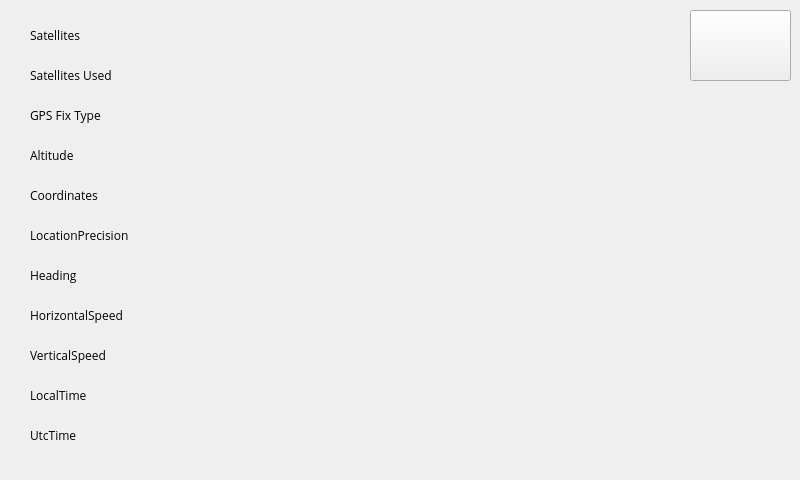
Qt form src/visual_elements/main_window.ui (anthony-mills/nomadicpi) before a commit.
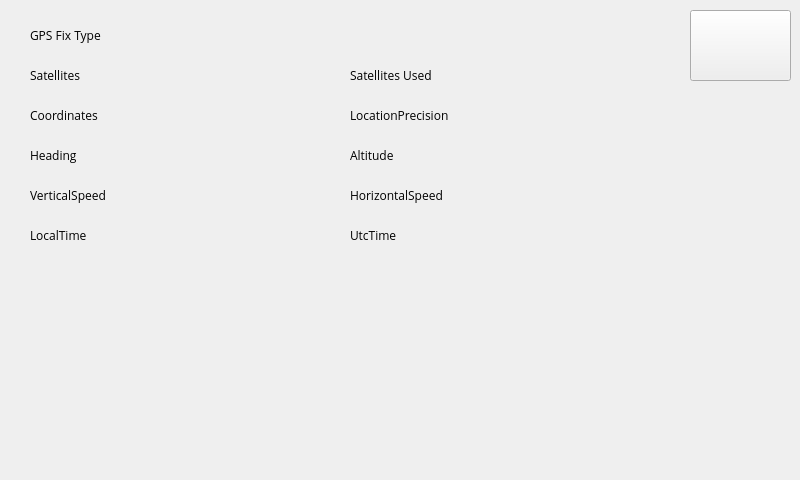
The same form after that commit. Icons and pictures are not drawn.

```diff
--- a/src/visual_elements/main_window.ui
+++ b/src/visual_elements/main_window.ui
@@ -1494,8 +1494,8 @@
      <property name="geometry">
       <rect>
        <x>30</x>
-       <y>20</y>
-       <width>331</width>
+       <y>60</y>
+       <width>311</width>
        <height>31</height>
       </rect>
      </property>
@@ -1506,9 +1506,9 @@
     <widget class="QLabel" name="GpsSatellitesUsed">
      <property name="geometry">
       <rect>
-       <x>30</x>
+       <x>350</x>
        <y>60</y>
-       <width>331</width>
+       <width>321</width>
        <height>31</height>
       </rect>
      </property>
@@ -1520,8 +1520,8 @@
      <property name="geometry">
       <rect>
        <x>30</x>
-       <y>100</y>
-       <width>331</width>
+       <y>20</y>
+       <width>301</width>
        <height>31</height>
       </rect>
      </property>
@@ -1532,7 +1532,7 @@
     <widget class="QLabel" name="CurAltitude">
      <property name="geometry">
       <rect>
-       <x>30</x>
+       <x>350</x>
        <y>140</y>
        <width>331</width>
        <height>31</height>
@@ -1546,8 +1546,8 @@
      <property name="geometry">
       <rect>
        <x>30</x>
-       <y>180</y>
-       <width>331</width>
+       <y>100</y>
+       <width>311</width>
        <height>31</height>
       </rect>
      </property>
@@ -1558,8 +1558,8 @@
     <widget class="QLabel" name="LocationPrecision">
      <property name="geometry">
       <rect>
-       <x>30</x>
-       <y>220</y>
+       <x>350</x>
+       <y>100</y>
        <width>331</width>
        <height>31</height>
       </rect>
@@ -1571,8 +1571,8 @@
     <widget class="QLabel" name="HorizontalSpeed">
      <property name="geometry">
       <rect>
-       <x>30</x>
-       <y>300</y>
+       <x>350</x>
+       <y>180</y>
        <width>331</width>
        <height>31</height>
       </rect>
@@ -1585,8 +1585,8 @@
      <property name="geometry">
       <rect>
        <x>30</x>
-       <y>340</y>
-       <width>331</width>
+       <y>180</y>
+       <width>311</width>
        <height>31</height>
       </rect>
      </property>
@@ -1598,7 +1598,7 @@
      <property name="geometry">
       <rect>
        <x>30</x>
-       <y>380</y>
+       <y>220</y>
        <width>331</width>
        <height>31</height>
       </rect>
@@ -1611,8 +1611,8 @@
      <property name="geometry">
       <rect>
        <x>30</x>
-       <y>260</y>
-       <width>331</width>
+       <y>140</y>
+       <width>311</width>
        <height>31</height>
       </rect>
      </property>
@@ -1623,8 +1623,8 @@
     <widget class="QLabel" name="UtcTime">
      <property name="geometry">
       <rect>
-       <x>30</x>
-       <y>420</y>
+       <x>350</x>
+       <y>220</y>
        <width>331</width>
        <height>31</height>
       </rect>
```
